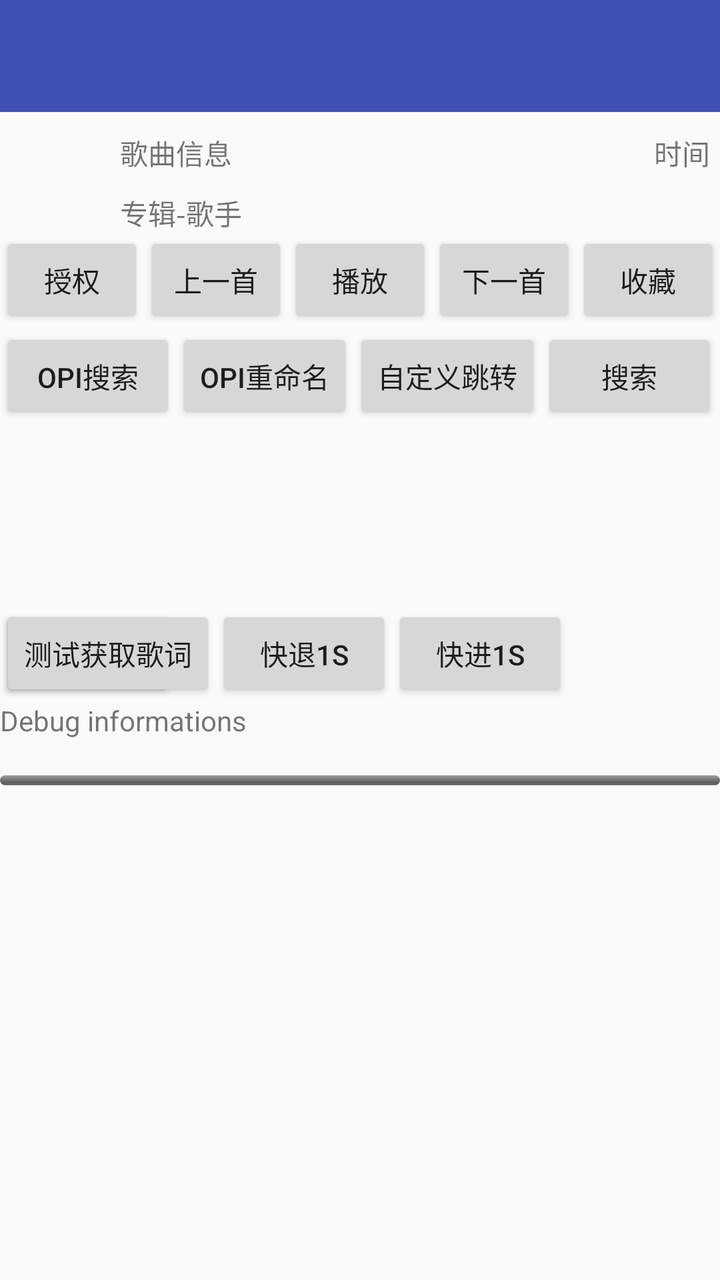
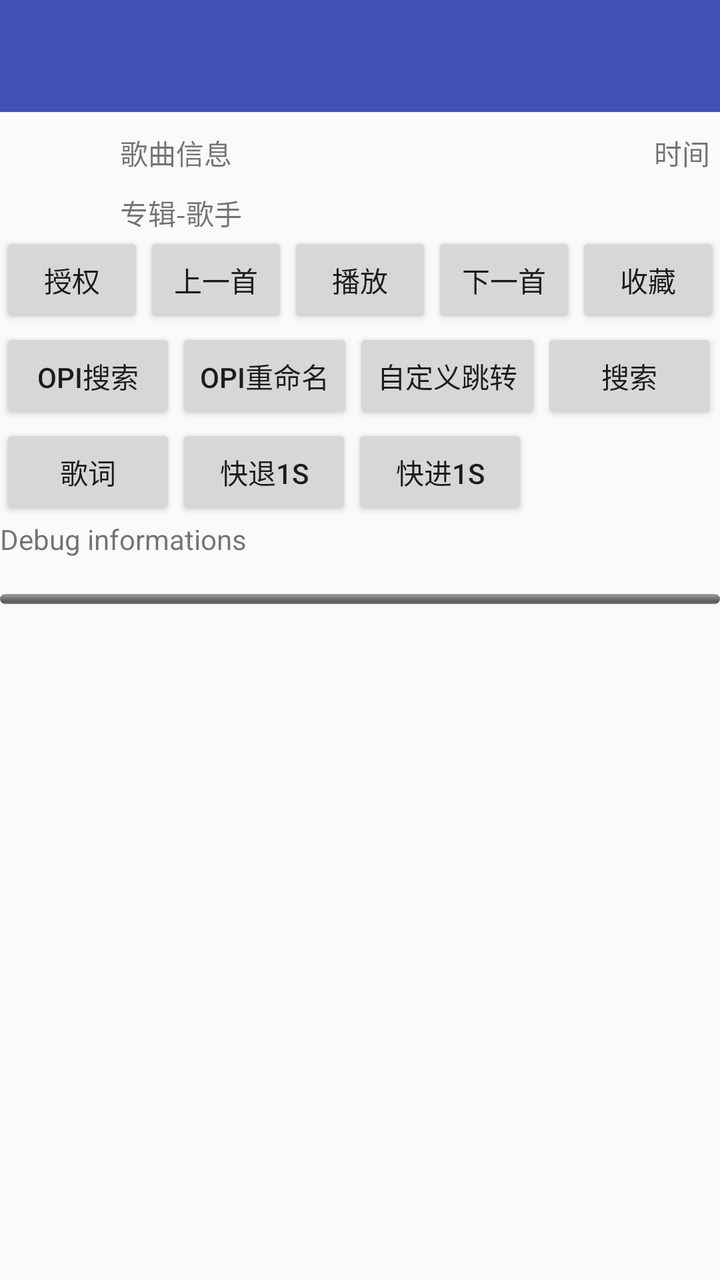

Two renders of the same Android screen: before a commit and after it. Below are the layout's source before the change and the commit's diff.
<!-- AndroidManifest.xml: activity theme AppTheme.NoActionBar -->
<!-- res/layout/activity_visual.xml -->
<?xml version="1.0" encoding="utf-8"?>
<RelativeLayout xmlns:android="http://schemas.android.com/apk/res/android"
    xmlns:app="http://schemas.android.com/apk/res-auto"
    xmlns:tools="http://schemas.android.com/tools"
    android:layout_width="match_parent"
    android:layout_height="match_parent"
    tools:context=".VisualActivity">

    <android.support.design.widget.AppBarLayout
        android:id="@+id/appbar_layout"
        android:layout_width="match_parent"
        android:layout_height="wrap_content"
        android:theme="@style/AppTheme.AppBarOverlay">

        <android.support.v7.widget.Toolbar
            android:id="@+id/toolbar"
            android:layout_width="match_parent"
            android:layout_height="?attr/actionBarSize"
            android:background="?attr/colorPrimary"
            app:popupTheme="@style/AppTheme.PopupOverlay" />

    </android.support.design.widget.AppBarLayout>

    <RelativeLayout
        android:id="@+id/playerPanel"
        android:layout_width="match_parent"
        android:layout_height="wrap_content"
        android:layout_below="@id/appbar_layout"
        android:layout_marginTop="5dp">

        <ImageView
            android:id="@+id/SongPic"
            android:layout_width="50dp"
            android:layout_height="50dp"
            android:layout_marginLeft="5dp"
            android:layout_marginTop="5dp" />

        <TextView
            android:id="@+id/txtPlayTime"
            android:layout_width="wrap_content"
            android:layout_height="25dp"
            android:layout_alignParentRight="true"
            android:layout_marginTop="5dp"
            android:layout_marginRight="5dp"
            android:text="时间" />

        <TextView
            android:id="@+id/txtSongInfos"
            android:layout_width="wrap_content"
            android:layout_height="25dp"
            android:layout_marginLeft="5dp"
            android:layout_marginTop="5dp"
            android:layout_toRightOf="@+id/SongPic"
            android:ems="10"
            android:text="歌曲信息" />

        <TextView
            android:id="@+id/txtAlbum"
            android:layout_width="wrap_content"
            android:layout_height="25dp"
            android:layout_below="@+id/txtSongInfos"
            android:layout_marginLeft="5dp"
            android:layout_marginTop="5dp"
            android:layout_toRightOf="@+id/SongPic"
            android:text="专辑-歌手" />

        <LinearLayout
            android:id="@+id/ll_button"
            android:layout_width="match_parent"
            android:layout_height="wrap_content"
            android:layout_below="@+id/SongPic"
            android:orientation="horizontal">

            <Button
                android:id="@+id/btnActive"
                android:layout_width="match_parent"
                android:layout_height="wrap_content"
                android:layout_weight="1"
                android:text="授权" />

            <Button
                android:id="@+id/btnPlayPre"
                android:layout_width="match_parent"
                android:layout_height="wrap_content"
                android:layout_weight="1"
                android:onClick="onPlayPre"
                android:text="上一首" />

            <Button
                android:id="@+id/btnPlayPause"
                android:layout_width="match_parent"
                android:layout_height="wrap_content"
                android:layout_weight="1"
                android:onClick="onPlayPause"
                android:text="播放" />

            <Button
                android:id="@+id/btnPlayNext"
                android:layout_width="match_parent"
                android:layout_height="wrap_content"
                android:layout_weight="1"
                android:onClick="onPlayNext"
                android:text="下一首" />

            <Button
                android:id="@+id/btnLove"
                android:layout_width="match_parent"
                android:layout_height="wrap_content"
                android:layout_weight="1"
                android:onClick="onLoveClick"
                android:text="收藏" />

        </LinearLayout>

        <LinearLayout
            android:id="@+id/ll_opi_button"
            android:layout_width="match_parent"
            android:layout_height="wrap_content"
            android:layout_below="@+id/ll_button"
            android:orientation="horizontal">

            <Button
                android:id="@+id/btnOpiSearch"
                android:layout_width="wrap_content"
                android:layout_height="wrap_content"
                android:onClick="onClickOpiSearch"
                android:text="Opi搜索" />

            <Button
                android:id="@+id/btnOpiMvTag"
                android:layout_width="wrap_content"
                android:layout_height="wrap_content"
                android:onClick="onClickOpiMvTag"
                android:text="Opi重命名" />

            <Button
                android:id="@+id/btnSchemeAction"
                android:layout_width="wrap_content"
                android:layout_height="wrap_content"
                android:onClick="playSongMid"
                android:text="自定义跳转" />
            <Button
                android:id="@+id/btnSearch"
                android:layout_width="wrap_content"
                android:layout_height="wrap_content"
                android:onClick="onClickSearch"
                android:text="搜索" />


            <Button
                android:id="@+id/btnSchemeAction2"
                android:layout_width="wrap_content"
                android:layout_height="wrap_content"
                android:onClick="doSearch"
                android:text="自定义跳转2" />
        </LinearLayout>

        <LinearLayout
            android:id="@+id/ll_other_button"
            android:layout_width="match_parent"
            android:layout_height="wrap_content"
            android:layout_below="@+id/ll_opi_button"
            android:orientation="horizontal">

            <Button
                android:id="@+id/btnLyric"
                android:layout_width="wrap_content"
                android:layout_height="wrap_content"
                android:onClick="onClickLyric"
                android:text="歌词" />
        </LinearLayout>

        <LinearLayout
            android:id="@+id/ll_test_1"
            android:layout_width="match_parent"
            android:layout_height="wrap_content"
            android:layout_below="@+id/ll_opi_button"
            android:orientation="horizontal">

            <Button
                android:layout_width="wrap_content"
                android:layout_height="wrap_content"
                android:onClick="testGetLyric"
                android:text="测试获取歌词" />

            <Button
                android:layout_width="wrap_content"
                android:layout_height="wrap_content"
                android:onClick="testGetFolderList"
                android:text="快退1s" />

            <Button
                android:layout_width="wrap_content"
                android:layout_height="wrap_content"
                android:onClick="testPlayList"
                android:text="快进1s" />
        </LinearLayout>

        <TextView
            android:id="@+id/txtResult"
            android:layout_width="fill_parent"
            android:layout_height="35dp"
            android:layout_below="@+id/ll_test_1"
            android:ems="10"
            android:text="Debug informations" />

        <ProgressBar
            android:id="@+id/ProgressPlay"
            style="@android:style/Widget.ProgressBar.Horizontal"
            android:layout_width="fill_parent"
            android:layout_height="5dp"
            android:layout_below="@+id/txtResult"
            android:layout_marginTop="2dp"
            android:max="1000"
            android:progress="0"
            android:secondaryProgress="0" />
    </RelativeLayout>


    <RelativeLayout
        android:id="@+id/listview_container"
        android:layout_width="wrap_content"
        android:layout_height="wrap_content"
        android:layout_below="@+id/playerPanel">

        <ListView
            android:id="@+id/listview_folder"
            android:layout_width="wrap_content"
            android:layout_height="wrap_content"
            android:layout_marginTop="5dp" />

        <ListView
            android:id="@+id/listview_song"
            android:layout_width="wrap_content"
            android:layout_height="wrap_content"
            android:layout_marginTop="5dp"
            android:visibility="gone" />
    </RelativeLayout>


</RelativeLayout>
<!-- resources referenced by this layout -->
<resources>
  <style name="AppTheme.AppBarOverlay" parent="ThemeOverlay.AppCompat.Dark.ActionBar" />
  <style name="AppTheme.PopupOverlay" parent="ThemeOverlay.AppCompat.Light" />
  <style name="AppTheme.NoActionBar">
          <item name="windowActionBar">false</item>
          <item name="windowNoTitle">true</item>
      </style>
</resources>

<!-- the commit's change to res/layout/activity_visual.xml (unified diff, before → after) -->
@@ -145,18 +145,11 @@
                 android:layout_height="wrap_content"
                 android:onClick="onClickSearch"
                 android:text="搜索" />
-
-
-            <Button
-                android:id="@+id/btnSchemeAction2"
-                android:layout_width="wrap_content"
-                android:layout_height="wrap_content"
-                android:onClick="doSearch"
-                android:text="自定义跳转2" />
         </LinearLayout>
 
+
         <LinearLayout
-            android:id="@+id/ll_other_button"
+            android:id="@+id/ll_test_1"
             android:layout_width="match_parent"
             android:layout_height="wrap_content"
             android:layout_below="@+id/ll_opi_button"
@@ -168,20 +161,6 @@
                 android:layout_height="wrap_content"
                 android:onClick="onClickLyric"
                 android:text="歌词" />
-        </LinearLayout>
-
-        <LinearLayout
-            android:id="@+id/ll_test_1"
-            android:layout_width="match_parent"
-            android:layout_height="wrap_content"
-            android:layout_below="@+id/ll_opi_button"
-            android:orientation="horizontal">
-
-            <Button
-                android:layout_width="wrap_content"
-                android:layout_height="wrap_content"
-                android:onClick="testGetLyric"
-                android:text="测试获取歌词" />
 
             <Button
                 android:layout_width="wrap_content"
